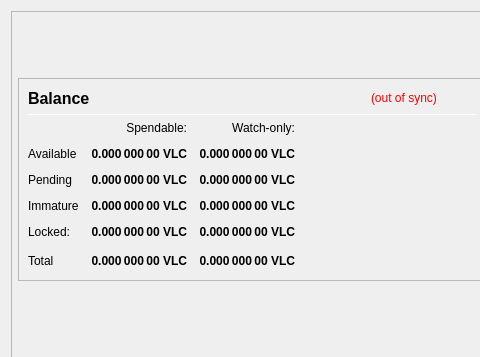
Above: src/qt/forms/overviewpage.ui from laurobeleche/bitgreen-byron before the change; both pictures show x 0 to 480 and y 0 to 357 of the 978 by 841 pixel window. Below: the same form after it.
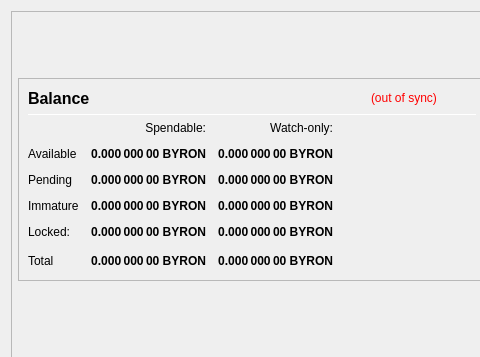
That is the form after the change.

Patch:
```diff
--- a/src/qt/forms/overviewpage.ui
+++ b/src/qt/forms/overviewpage.ui
@@ -300,7 +300,7 @@
                        <string>Your current spendable balance</string>
                       </property>
                       <property name="text">
-                       <string notr="true">0.000 000 00 VLC</string>
+                       <string notr="true">0.000 000 00 BYRON</string>
                       </property>
                       <property name="alignment">
                        <set>Qt::AlignRight|Qt::AlignTrailing|Qt::AlignVCenter</set>
@@ -325,7 +325,7 @@
                        <string>Your current balance in watch-only addresses</string>
                       </property>
                       <property name="text">
-                       <string notr="true">0.000 000 00 VLC</string>
+                       <string notr="true">0.000 000 00 BYRON</string>
                       </property>
                       <property name="alignment">
                        <set>Qt::AlignRight|Qt::AlignTrailing|Qt::AlignVCenter</set>
@@ -360,7 +360,7 @@
                        <string>Total of transactions that have yet to be confirmed, and do not yet count toward the spendable balance</string>
                       </property>
                       <property name="text">
-                       <string notr="true">0.000 000 00 VLC</string>
+                       <string notr="true">0.000 000 00 BYRON</string>
                       </property>
                       <property name="alignment">
                        <set>Qt::AlignRight|Qt::AlignTrailing|Qt::AlignVCenter</set>
@@ -385,7 +385,7 @@
                        <string>Unconfirmed transactions to watch-only addresses</string>
                       </property>
                       <property name="text">
-                       <string notr="true">0.000 000 00 VLC</string>
+                       <string notr="true">0.000 000 00 BYRON</string>
                       </property>
                       <property name="alignment">
                        <set>Qt::AlignRight|Qt::AlignTrailing|Qt::AlignVCenter</set>
@@ -420,7 +420,7 @@
                        <string>Staked or masternode rewards that has not yet matured</string>
                       </property>
                       <property name="text">
-                       <string notr="true">0.000 000 00 VLC</string>
+                       <string notr="true">0.000 000 00 BYRON</string>
                       </property>
                       <property name="alignment">
                        <set>Qt::AlignRight|Qt::AlignTrailing|Qt::AlignVCenter</set>
@@ -445,7 +445,7 @@
                        <string>Staked or masternode rewards in watch-only addresses that has not yet matured</string>
                       </property>
                       <property name="text">
-                       <string notr="true">0.000 000 00 VLC</string>
+                       <string notr="true">0.000 000 00 BYRON</string>
                       </property>
                       <property name="alignment">
                        <set>Qt::AlignRight|Qt::AlignTrailing|Qt::AlignVCenter</set>
@@ -480,7 +480,7 @@
                        <string>Locked VLC or Masternode collaterals.</string>
                       </property>
                       <property name="text">
-                       <string notr="true">0.000 000 00 VLC</string>
+                       <string notr="true">0.000 000 00 BYRON</string>
                       </property>
                       <property name="alignment">
                        <set>Qt::AlignRight|Qt::AlignTrailing|Qt::AlignVCenter</set>
@@ -505,7 +505,7 @@
                        <string>Current locked balance in watch-only addresses</string>
                       </property>
                       <property name="text">
-                       <string notr="true">0.000 000 00 VLC</string>
+                       <string notr="true">0.000 000 00 BYRON</string>
                       </property>
                       <property name="alignment">
                        <set>Qt::AlignRight|Qt::AlignTrailing|Qt::AlignVCenter</set>
@@ -540,7 +540,7 @@
                        <string>Your current total balance</string>
                       </property>
                       <property name="text">
-                       <string notr="true">0.000 000 00 VLC</string>
+                       <string notr="true">0.000 000 00 BYRON</string>
                       </property>
                       <property name="alignment">
                        <set>Qt::AlignRight|Qt::AlignTrailing|Qt::AlignVCenter</set>
@@ -565,7 +565,7 @@
                        <string>Current total balance in watch-only addresses</string>
                       </property>
                       <property name="text">
-                       <string notr="true">0.000 000 00 VLC</string>
+                       <string notr="true">0.000 000 00 BYRON</string>
                       </property>
                       <property name="alignment">
                        <set>Qt::AlignRight|Qt::AlignTrailing|Qt::AlignVCenter</set>
```
Left out of the diff: 8 changed lines with no effect on the pictures.
